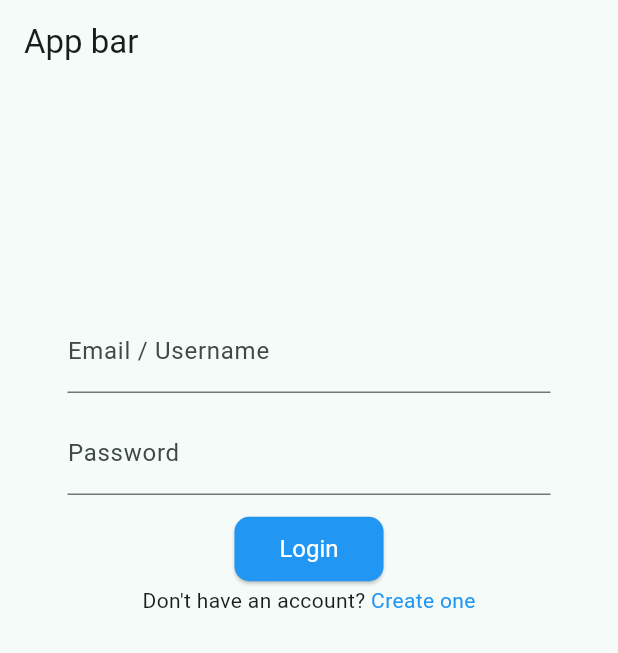
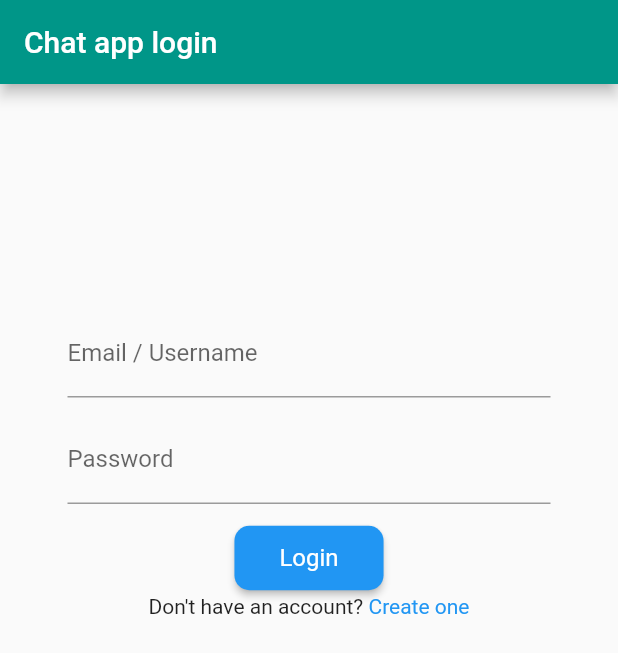
Before and after one commit to BelminMujan/simple_chat, a Flutter app: the screen it shows after launch, after a tap on "Login", on a phone screen of 412 x 824 dp. Shown: the top 653 px of the screen. Run offline on Flutter 3.47's test engine with Material 2 defaults, Android fonts, the phone set to English and light mode, and no system bars; our stand-ins replace flutter_secure_storage; network calls fail.

Commit message:
login, register done on mobile, chat screen created

```diff
--- a/mobile_app/lib/main.dart
+++ b/mobile_app/lib/main.dart
@@ -1,4 +1,6 @@
 import 'package:flutter/material.dart';
+import 'package:flutter_secure_storage/flutter_secure_storage.dart';
+import 'package:mobile_app/screens/chat.dart';
 import 'package:mobile_app/screens/login.dart';
 
 void main() {
@@ -6,16 +8,39 @@ void main() {
 }
 
 class MyApp extends StatelessWidget {
-  const MyApp({super.key});
+  const MyApp({Key? key}); // Use 'Key?' instead of 'super.key'
 
   @override
   Widget build(BuildContext context) {
-    return MaterialApp(
-        title: 'Form Samples',
-        theme: ThemeData(
-          colorSchemeSeed: Colors.teal,
-          useMaterial3: true,
-        ),
-        home: Login());
+    return FutureBuilder<Widget>(
+      future: checkStorageForUserAndToken(),
+      builder: (context, snapshot) {
+        if (snapshot.connectionState == ConnectionState.done) {
+          return MaterialApp(
+            title: 'Simple chat app',
+            theme: ThemeData(
+              primarySwatch: Colors.teal,
+            ),
+            home: snapshot.data ?? Login(),
+          );
+        } else {
+          return const MaterialApp(
+            home: Scaffold(
+              body: Center(child: CircularProgressIndicator()),
+            ),
+          );
+        }
+      },
+    );
+  }
+
+  Future<Widget> checkStorageForUserAndToken() async {
+    final storage = FlutterSecureStorage();
+    final token = await storage.read(key: 'token');
+    final user = await storage.read(key: 'user');
+    if (token != null && user != null) {
+      return Chat();
+    }
+    return Login();
   }
 }
--- /dev/null
+++ b/mobile_app/lib/screens/chat.dart
@@ -0,0 +1,26 @@
+import 'package:flutter/material.dart';
+
+class Chat extends StatefulWidget {
+  const Chat({super.key});
+  @override
+  _Chat createState() => _Chat();
+}
+
+class _Chat extends State<Chat> {
+  @override
+  Widget build(BuildContext context) {
+    return Scaffold(
+      appBar: AppBar(title: Text("Chat")),
+      body: Container(
+        child: Column(
+          crossAxisAlignment: CrossAxisAlignment.center,
+          children: [
+            Text("User 1"),
+            Text("User 2"),
+            Text("User 3"),
+          ],
+        ),
+      ),
+    );
+  }
+}
--- a/mobile_app/lib/screens/login.dart
+++ b/mobile_app/lib/screens/login.dart
@@ -11,12 +11,12 @@ class Login extends StatefulWidget {
 
 class _Login extends State<Login> {
   final formKey = GlobalKey<FormState>();
-  String? email = "";
+  String? username = "";
   String? password = "";
   @override
   Widget build(BuildContext context) {
     return Scaffold(
-        appBar: AppBar(title: const Text("App bar")),
+        appBar: AppBar(title: const Text("Chat app login")),
         body: Container(
           padding: const EdgeInsets.fromLTRB(45, 150, 45, 0),
           child: Column(
@@ -31,7 +31,7 @@ class _Login extends State<Login> {
                             label: Text("Email / Username"),
                             hintText: "Enter your email or username"),
                         keyboardType: TextInputType.emailAddress,
-                        onSaved: (newValue) => email = newValue,
+                        onSaved: (newValue) => username = newValue,
                       ),
                       const SizedBox(height: 12),
                       TextFormField(
@@ -51,7 +51,7 @@ class _Login extends State<Login> {
                     if (formKey.currentState!.validate()) {
                       formKey.currentState!.save();
                     }
-                    await login(context, email, password);
+                    await login(context, username, password);
                   }),
               Row(
                 mainAxisAlignment: MainAxisAlignment.center,
--- a/mobile_app/lib/screens/register.dart
+++ b/mobile_app/lib/screens/register.dart
@@ -1,5 +1,4 @@
 import 'package:flutter/material.dart';
-import 'package:mobile_app/screens/login.dart';
 import 'package:mobile_app/utils/api.dart';
 import 'package:mobile_app/widgets/button.dart';
 
@@ -18,6 +17,7 @@ class _Register extends State<Register> {
   @override
   Widget build(BuildContext context) {
     return Scaffold(
+      appBar: AppBar(title: const Text("Chat app register")),
       body: Container(
         padding: const EdgeInsets.fromLTRB(45, 150, 45, 0),
         child: Column(
--- a/mobile_app/lib/utils/api.dart
+++ b/mobile_app/lib/utils/api.dart
@@ -1,12 +1,64 @@
+import 'dart:convert';
+
+import 'package:flutter/material.dart';
+import 'package:flutter_secure_storage/flutter_secure_storage.dart';
+import 'package:http/http.dart' as http;
+import 'package:mobile_app/screens/chat.dart';
+
+String api = "http://192.168.0.15:3001";
+
 Future<void> login(context, email, password) async {
-  print("login api");
-  print(email);
-  print(password);
+  String route = "$api/api/users/login";
+  final res = await http.post(Uri.parse(route),
+      headers: {
+        'Content-Type': 'application/json',
+      },
+      body: jsonEncode({"username": email, "password": password}));
+  final Map<String, dynamic> parsedResponse = jsonDecode(res.body);
+  print(parsedResponse);
+  if (parsedResponse.containsKey("success")) {
+    final String? token = parsedResponse["data"]["token"];
+    final Map<String, dynamic> user = parsedResponse["data"]["user"];
+    if (token != null && token != "") {
+      final storage = FlutterSecureStorage();
+
+      await storage.write(key: "token", value: token);
+      await storage.write(key: "user", value: user.toString());
+      Navigator.pushAndRemoveUntil(
+          context,
+          MaterialPageRoute(builder: (context) => const Chat()),
+          (route) => false);
+    }
+  }
 }
 
 Future<void> register(
     context, email, username, password, passwordConfirm) async {
-  print("register api");
-  print(email);
-  print(password);
+  String route = "$api/api/users/register";
+  final res = await http.post(Uri.parse(route),
+      headers: {
+        'Content-Type': 'application/json',
+      },
+      body: jsonEncode({
+        "email": email,
+        "password": password,
+        "username": username,
+        "passwordConfirm": passwordConfirm
+      }));
+  final Map<String, dynamic> parsedResponse = jsonDecode(res.body);
+  print(parsedResponse);
+  if (parsedResponse.containsKey("success")) {
+    final String? token = parsedResponse["data"]["token"];
+    final Map<String, dynamic> user = parsedResponse["data"]["user"];
+    if (token != null && token != "") {
+      final storage = FlutterSecureStorage();
+
+      await storage.write(key: "token", value: token);
+      await storage.write(key: "user", value: user.toString());
+      Navigator.pushAndRemoveUntil(
+          context,
+          MaterialPageRoute(builder: (context) => const Chat()),
+          (route) => false);
+    }
+  }
 }
--- a/mobile_app/pubspec.yaml
+++ b/mobile_app/pubspec.yaml
@@ -35,6 +35,8 @@ dependencies:
   # The following adds the Cupertino Icons font to your application.
   # Use with the CupertinoIcons class for iOS style icons.
   cupertino_icons: ^1.0.2
+  http: ^1.1.0
+  flutter_secure_storage: ^9.0.0
 
 dev_dependencies:
   flutter_test:
```
Also changed, not shown: mobile_app/pubspec.lock, 16 other files.
